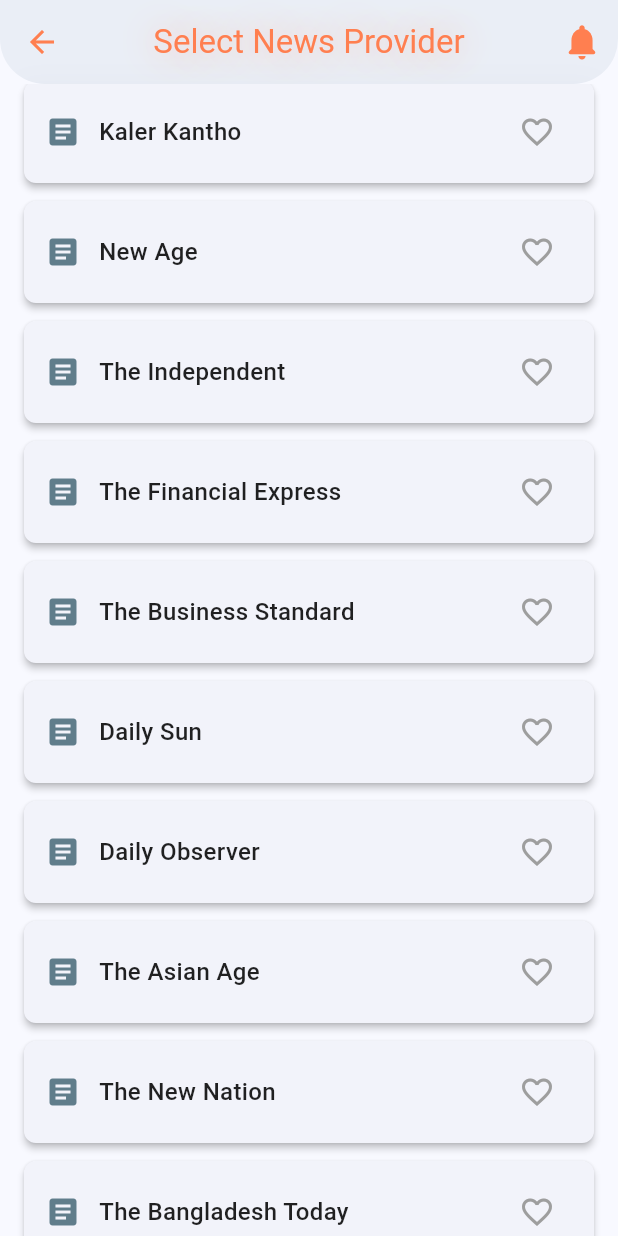
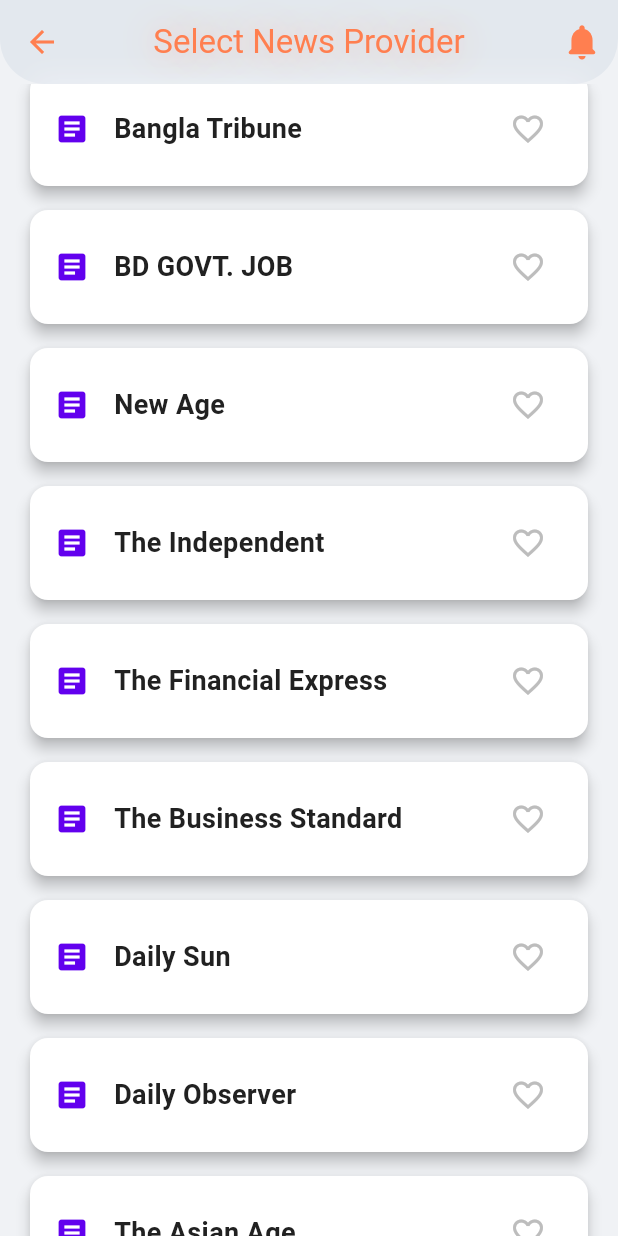
Before and after one commit to Pi-Dev-0/Pi-QBank, a Flutter app: the NewspaperListPage screen opened directly, scrolled down 576 dp, after a tap on the "favorite outline" icon, on a phone screen of 412 x 824 dp. Run offline on Flutter 3.47's test engine with Material 3 defaults, Android fonts, the phone set to English and light mode, and no system bars; our stand-ins replace connectivity_plus, file_picker, flutter_tts, image_picker, logger, open_file and 7 more; missing offline and left inert: bijoy_helper, flutter_pdfview; accounts and stored records are empty; network calls fail; Roboto replaces fonts that are missing (HindSiliguri).

Commit message:
feat: Update UI for NewspaperListPage with improved styling and background color

```diff
--- a/lib/pages/newspaper_list_page.dart
+++ b/lib/pages/newspaper_list_page.dart
@@ -2,6 +2,8 @@ import 'package:flutter/material.dart';
 import 'package:pi_qbank/pages/newspaper_page.dart';
 import 'package:pi_qbank/widgets/custom_app_bar.dart';
 import 'package:shared_preferences/shared_preferences.dart';
+import 'package:pi_qbank/constants/app_colors.dart';
+import 'dart:math';
 
 class NewspaperListPage extends StatefulWidget {
   const NewspaperListPage({super.key});
@@ -111,6 +113,7 @@ class _NewspaperListPageState extends State<NewspaperListPage> {
     ];
 
     return Scaffold(
+      backgroundColor: AppColors.lightBlueGrey, // Softer background color
       appBar: CustomAppBar(title: 'Select News Provider'),
       body: ListView.builder(
         padding: const EdgeInsets.all(8.0),
@@ -119,11 +122,13 @@ class _NewspaperListPageState extends State<NewspaperListPage> {
           final channel = displayedChannels[index];
           final isFavorite = _favoriteNewspapers.contains(channel['url']!);
           return Card(
-            margin: const EdgeInsets.symmetric(vertical: 6, horizontal: 8),
-            elevation: 2,
+            color: AppColors.white, // Explicitly set card background to white
+            margin: const EdgeInsets.symmetric(vertical: 8, horizontal: 12),
+            elevation: 4,
             shape: RoundedRectangleBorder(
-              borderRadius: BorderRadius.circular(8),
+              borderRadius: BorderRadius.circular(12),
             ),
+            clipBehavior: Clip.antiAlias,
             child: InkWell(
               onTap: () {
                 Navigator.push(
@@ -136,26 +141,28 @@ class _NewspaperListPageState extends State<NewspaperListPage> {
                   ),
                 );
               },
+              splashColor: AppColors.deepPurple.withOpacity(0.1),
+              highlightColor: AppColors.deepPurple.withOpacity(0.05),
               child: Padding(
-                padding: const EdgeInsets.symmetric(vertical: 10, horizontal: 14),
+                padding: const EdgeInsets.symmetric(vertical: 14, horizontal: 16),
                 child: Row(
                   children: [
-                    const Icon(Icons.article, color: Colors.blueGrey),
-                    const SizedBox(width: 12),
+                    Icon(Icons.article, color: AppColors.deepPurple),
+                    const SizedBox(width: 16),
                     Expanded(
                       child: Text(
                         channel['name']!,
                         style: const TextStyle(
-                          fontSize: 16,
-                          fontWeight: FontWeight.w500,
-                          color: Colors.black87,
+                          fontSize: 18,
+                          fontWeight: FontWeight.w600,
+                          color: AppColors.darkGrey,
                         ),
                       ),
                     ),
                     IconButton(
                       icon: Icon(
                         isFavorite ? Icons.favorite : Icons.favorite_border,
-                        color: isFavorite ? Colors.red : Colors.grey,
+                        color: isFavorite ? AppColors.redError : AppColors.lightGrey,
                       ),
                       onPressed: () {
                         setState(() {
@@ -164,7 +171,7 @@ class _NewspaperListPageState extends State<NewspaperListPage> {
                           } else {
                             _favoriteNewspapers.add(channel['url']!);
                           }
-                          _saveFavorites(); // Save changes to shared preferences
+                          _saveFavorites();
                         });
                       },
                     ),
```
